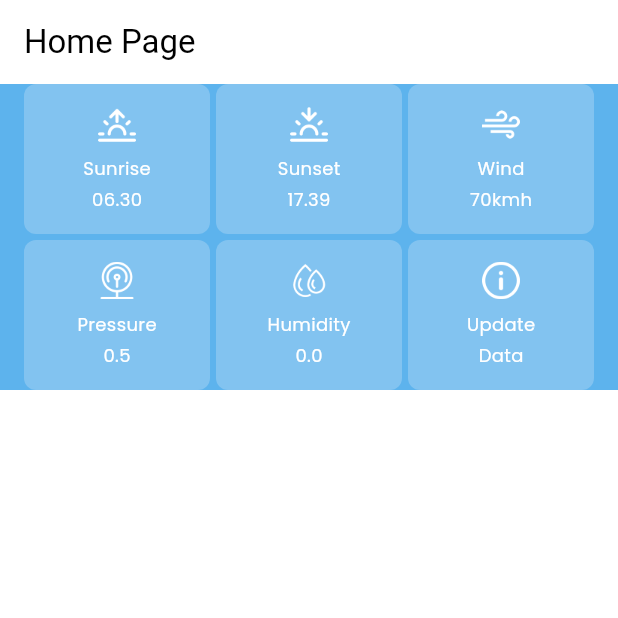
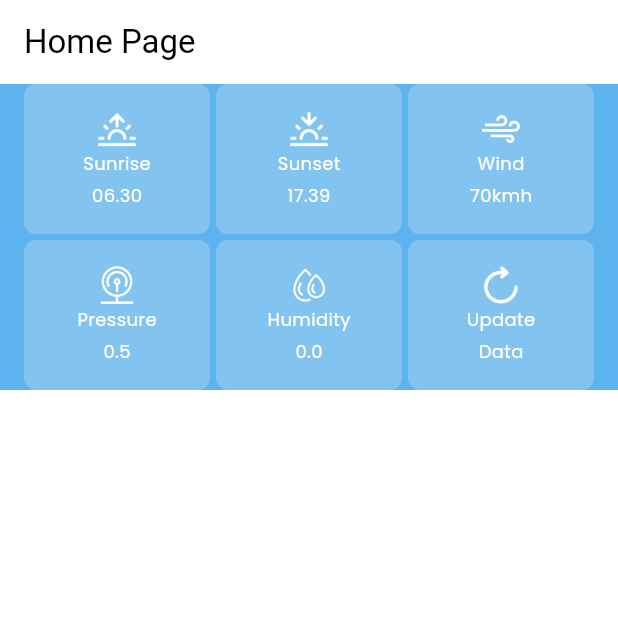
Before and after one commit to rezaagung1101/WeatherApp_Flutter_MVVM, a Flutter app: the screen it shows after launch, on a phone screen of 412 x 824 dp, the top half of it. Run offline on Flutter 3.47's test engine with Material 3 defaults, Android fonts, the phone set to English and light mode, and no system bars.

Commit message:
add: card tap effect

```diff
--- a/lib/view/screens/home_screen.dart
+++ b/lib/view/screens/home_screen.dart
@@ -18,7 +18,7 @@ class _HomeScreenState extends State<HomeScreen> {
       ),
       body: Container(
           color: Constants.skyBlue,
-          child: SingleChildScrollView(
+          child: const SingleChildScrollView(
             child: Column(
               children: <Widget>[
                 InformationCardSection(
--- a/lib/view/widgets/information_card_section.dart
+++ b/lib/view/widgets/information_card_section.dart
@@ -22,71 +22,98 @@ class InformationCardSection extends StatelessWidget {
   Widget build(BuildContext context) {
     return Column(
       crossAxisAlignment: CrossAxisAlignment.stretch,
+      //CrossAxisAlignment.stretch to ensure that CardItem widgets occupy the full width of their parent Column.
       children: [
         SizedBox(
           height: 100,
           child: Row(
             mainAxisAlignment: MainAxisAlignment.spaceBetween,
             children: [
-              const SizedBox(height: 8, width: 16,),
+              const SizedBox(
+                height: 8,
+                width: 16,
+              ),
               Expanded(
+                //Expanded widget. This ensures that each widget takes an equal portion of the available space horizontally.
                 child: CardItem(
                   imagePath: "images/sunrise.png",
                   label: "Sunrise",
                   value: sunrise,
+                  onTap: () {},
                 ),
               ),
-              const SizedBox(width: 4,),
+              const SizedBox(
+                width: 4,
+              ),
               Expanded(
                 child: CardItem(
                   imagePath: "images/sunset.png",
                   label: "Sunset",
                   value: sunset,
+                  onTap: () {},
                 ),
               ),
-              const SizedBox(width: 4,),
+              const SizedBox(
+                width: 4,
+              ),
               Expanded(
                 child: CardItem(
                   imagePath: "images/wind.png",
                   label: "Wind",
                   value: wind,
+                  onTap: () {},
                 ),
               ),
-              const SizedBox(width: 16,),
+              const SizedBox(
+                width: 16,
+              ),
             ],
           ),
         ),
-        const SizedBox(height: 4,),
+        const SizedBox(
+          height: 4,
+        ),
         SizedBox(
           height: 100,
           child: Row(
             mainAxisAlignment: MainAxisAlignment.spaceBetween,
             children: [
-              const SizedBox(width: 16,),
+              const SizedBox(
+                width: 16,
+              ),
               Expanded(
                 child: CardItem(
                   imagePath: "images/pressure.png",
                   label: "Pressure",
                   value: pressure,
+                  onTap: () {},
                 ),
               ),
-              const SizedBox(width: 4,),
+              const SizedBox(
+                width: 4,
+              ),
               Expanded(
                 child: CardItem(
                   imagePath: "images/humidity.png",
                   label: "Humidity",
                   value: humidity,
+                  onTap: () {},
                 ),
               ),
-              const SizedBox(width: 4,),
+              const SizedBox(
+                width: 4,
+              ),
               Expanded(
                 child: CardItem(
-                  imagePath: "images/info.png",
+                  imagePath: "images/refresh.png",
                   label: "Update",
                   value: info,
+                  onTap: () {},
                 ),
               ),
-              const SizedBox(width: 16,),
+              const SizedBox(
+                width: 16,
+              ),
             ],
           ),
         ),
@@ -100,23 +127,26 @@ class CardItem extends StatelessWidget {
       {super.key,
       required this.imagePath,
       required this.label,
-      required this.value});
+      required this.value,
+      required this.onTap});
 
   final String imagePath;
   final String label;
   final String value;
+  final VoidCallback onTap;
 
   @override
   Widget build(BuildContext context) {
-    return Expanded(
+    return Material(
+      color: Colors.transparent,
       child: InkWell(
-        onTap: () {},
+        onTap: onTap,
+        splashColor: Colors.blueAccent,
+        borderRadius: BorderRadius.circular(8),
         child: Container(
-          height: 150,
           padding: const EdgeInsets.all(8.0),
           decoration: BoxDecoration(
             color: Constants.cardBackground,
-            // color: Colors.grey[200], // Adjust color as needed
             borderRadius: BorderRadius.circular(8.0),
           ),
           child: Column(
@@ -128,7 +158,7 @@ class CardItem extends StatelessWidget {
                 height: 25, // Adjust height as needed
                 color: Colors.white, // Apply white tint
               ),
-              SizedBox(height: 8),
+              SizedBox(height: 2),
               Text(
                 label,
                 style: TextStyle(
@@ -153,62 +183,3 @@ class CardItem extends StatelessWidget {
     );
   }
 }
-
-//   @override
-//   Widget build(BuildContext context) {
-//     return Column(
-//       children: [
-//         SizedBox(
-//           height: 80,
-//           child: Row(
-//             mainAxisAlignment: MainAxisAlignment.spaceBetween,
-//             children: [
-//               CardItem(
-//                   imagePath: "images/sunrise.png",
-//                   label: "Sunrise",
-//                   value: sunrise),
-//               CardItem(imagePath: "images/sunset.png",
-//                   label: "Sunset",
-//                   value: sunset),
-//               CardItem(
-//                   imagePath: "images/wind.png", label: "Wind", value: sunset)
-//             ],
-//           ),
-//         ),
-//         SizedBox(
-//           height: 80,
-//           child: Row(
-//             mainAxisAlignment: MainAxisAlignment.spaceBetween,
-//             children: [
-//               CardItem(
-//                   imagePath: "images/pressure.png",
-//                   label: "Pressure",
-//                   value: pressure),
-//               CardItem(imagePath: "images/humidity.png",
-//                   label: "Humidity",
-//                   value: humidity),
-//               CardItem(imagePath: "images/info.png", label: "Info", value: info)
-//             ],
-//           ),
-//         )
-//       ],
-//     );
-//   }
-// }
-
-// @override
-// Widget build(BuildContext context) {
-//   return InkWell(
-//       onTap: () {},
-//       child: Container(
-//         color: Constants.cardBackground,
-//         padding: const EdgeInsets.all(8.0),
-//         child: Column(
-//           // mainAxisSize: MainAxisSize.max,
-//           mainAxisAlignment: MainAxisAlignment.center,
-//           children: <Widget>[
-//             //this should be the image asset with path covered with white tint, label(text), value(text)
-//           ],
-//         ),
-//       ));
-// }
--- a/pubspec.yaml
+++ b/pubspec.yaml
@@ -69,6 +69,7 @@ flutter:
      - images/sunset.png
      - images/wind.png
      - images/pressure.png
+     - images/refresh.png
 
   # An image asset can refer to one or more resolution-specific "variants", see
   # https://flutter.dev/assets-and-images/#resolution-aware
```
Also changed, not shown: images/refresh.png (added).
